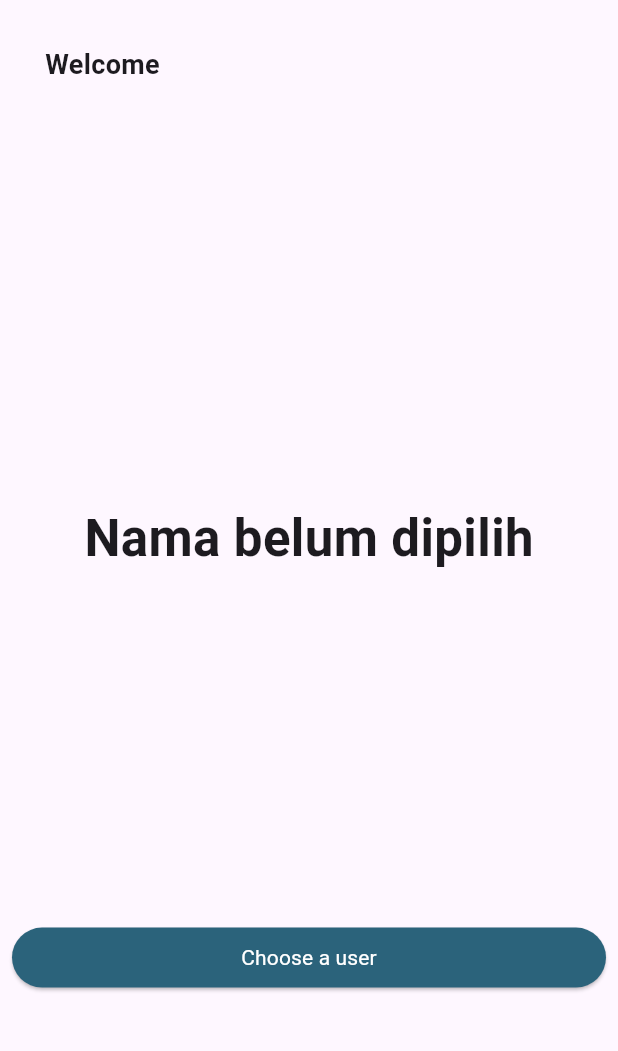
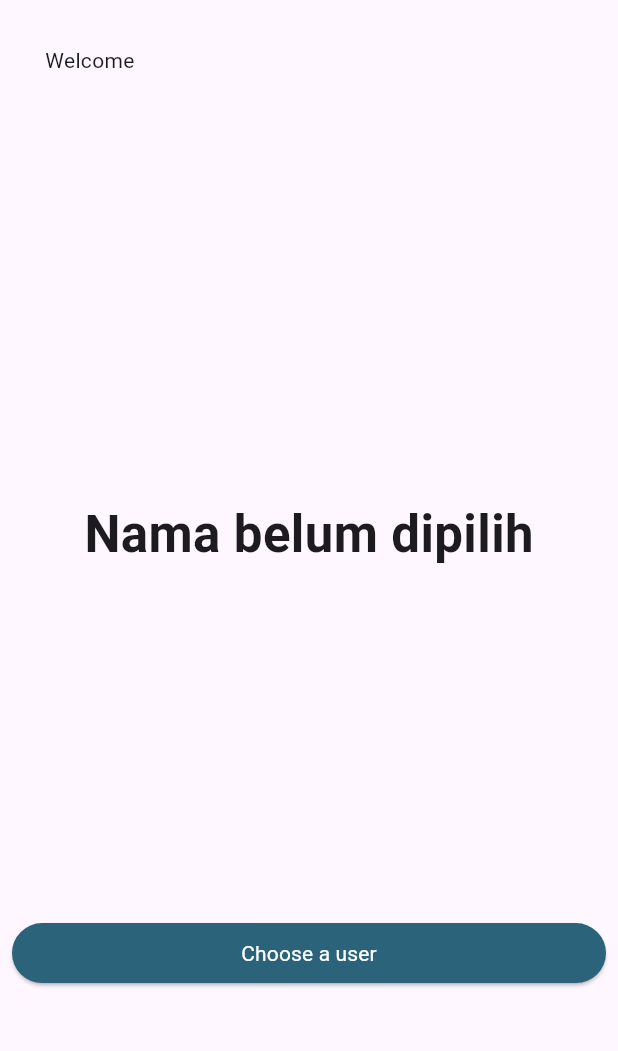
Before and after one commit to Naidleri/suitmedia_test, a Flutter app: the Screen2 screen opened by its route, on a phone screen of 412 x 824 dp, the part 84-1135 px from its top. Run offline on Flutter 3.47's test engine with Material 3 defaults, Android fonts, the light colour scheme and no system bars.

Commit message:
update:ui

```diff
--- a/lib/views/screen2.dart
+++ b/lib/views/screen2.dart
@@ -73,12 +73,10 @@ class _Screen2State extends State<Screen2> {
             child: Column(
               crossAxisAlignment: CrossAxisAlignment.start,
               children: [
-                const Text("Welcome",
-                    style:
-                        TextStyle(fontSize: 18, fontWeight: FontWeight.bold)),
+                const Text("Welcome", style: TextStyle(fontSize: 14)),
                 Text(_namaScreen1,
                     style:
-                        TextStyle(fontSize: 18, fontWeight: FontWeight.w800)),
+                        TextStyle(fontSize: 20, fontWeight: FontWeight.w600)),
               ],
             ),
           ),
```
Also changed, not shown: lib/views/screen1.dart (+10 -4 lines).
